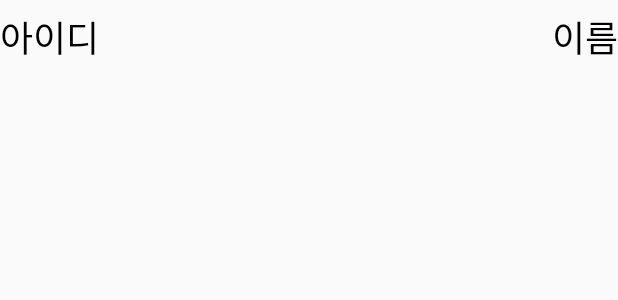
After one commit to sonjuhy/Software_Engineering, an Android app: the layout add_group_item.xml on its own in the app's theme, with its tools: preview values and no code run, on a phone screen of 412 x 824 dp. The commit adds this screen. Shown: the top 300 px of the screen. Run offline under Robolectric (Android 15) with nearby library versions, the phone set to English and light mode, and no system bars.

Commit message:
그룹 추가 -> 보기/삭제에 보기로만 구현

```diff
--- /dev/null
+++ b/app/src/main/res/layout/add_group_item.xml
@@ -0,0 +1,27 @@
+<?xml version="1.0" encoding="utf-8"?>
+<LinearLayout xmlns:android="http://schemas.android.com/apk/res/android"
+    android:id="@+id/group_item"
+    android:layout_width="match_parent"
+    android:layout_height="50dp">
+
+    <TextView
+        android:id="@+id/user_id"
+        android:layout_width="0dp"
+        android:layout_height="match_parent"
+        android:layout_weight="1"
+        android:gravity="center_vertical"
+        android:text="아이디"
+        android:textColor="#000000"
+        android:textSize="24sp" />
+
+    <TextView
+        android:id="@+id/user_name"
+        android:layout_width="0dp"
+        android:layout_height="match_parent"
+        android:layout_weight="1"
+        android:gravity="right|center_vertical"
+        android:text="이름"
+        android:textColor="#000000"
+        android:textSize="24sp" />
+
+</LinearLayout>
```
Also changed, not shown: app/src/main/java/com/example/software_engineering/CustomMemberAdapter.java (added, +81 -0 lines), app/src/main/java/com/example/software_engineering/GroupMember.java (added, +15 -0 lines), app/src/main/java/com/example/software_engineering/GroupSubActivity.java (+12 -50 lines), app/src/main/java/com/example/software_engineering/PopupActivity.java (+34 -2 lines), app/src/main/res/layout/popup_view_activity.xml (added, +22 -0 lines), app/src/main/res/layout/popup_add_activity.xml (renamed from app/src/main/res/layout/popup_activity.xml).
